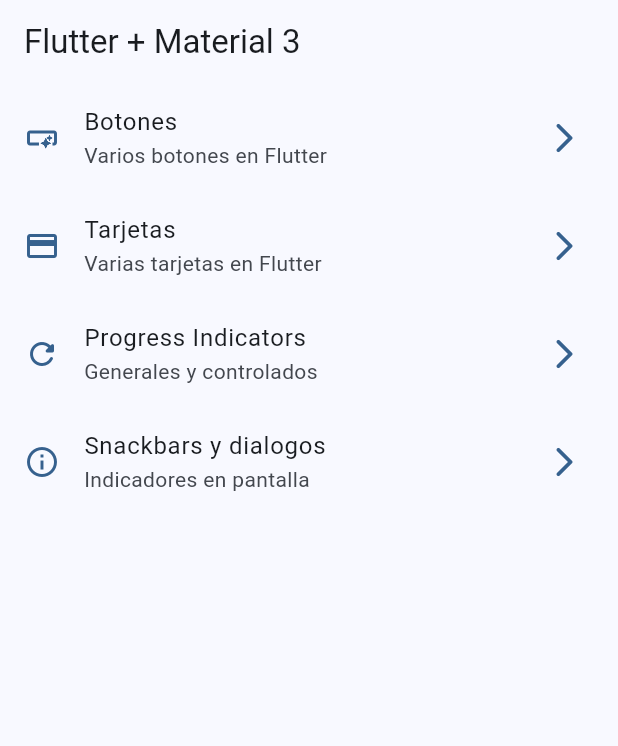
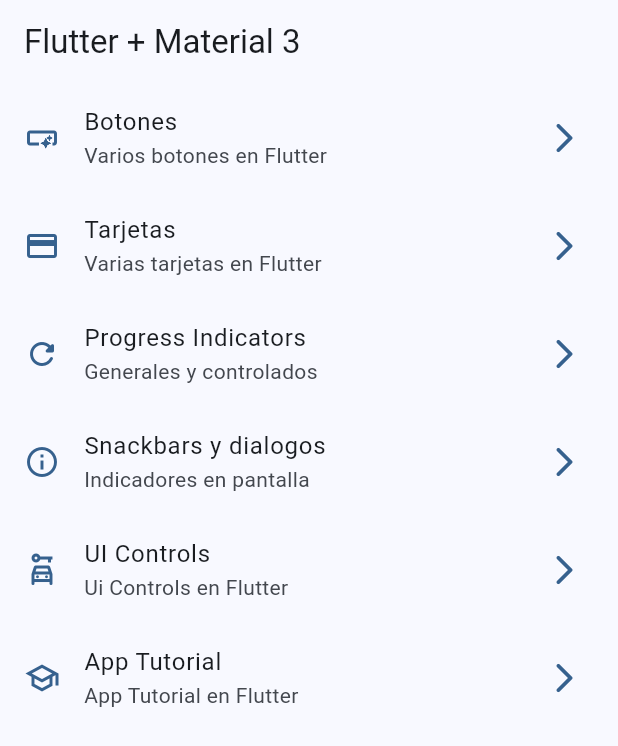
Before and after one commit to jhomen11/widgets_app_flutter, a Flutter app: the screen it shows after launch, on a phone screen of 412 x 824 dp. Shown: the top 746 px of the screen. Run offline on Flutter 3.47's test engine with Material 3 defaults, Android fonts, the phone set to English and light mode, and no system bars; our stand-ins replace go_router.

Commit message:
Ui controls and images added

```diff
--- a/lib/config/menu/menu_item.dart
+++ b/lib/config/menu/menu_item.dart
@@ -35,4 +35,14 @@ class MenuItem {
         subTitle: 'Indicadores en pantalla',
         link: '/snackbars',
         icon: Icons.info_outline),
+
+    MenuItem(title: 'UI Controls',
+        subTitle: 'Ui Controls en Flutter',
+        link: '/ui-controls',
+        icon: Icons.car_rental_outlined),
+
+    MenuItem(title: 'App Tutorial',
+        subTitle: 'App Tutorial en Flutter',
+        link: '/app-tutorial',
+        icon: Icons.school_outlined),
   ];
--- a/lib/config/router/app_router.dart
+++ b/lib/config/router/app_router.dart
@@ -31,5 +31,15 @@ final appRouter = GoRouter(
       name: SnackBarScreen.name,
       builder: (context, state) => const SnackBarScreen(),
     ),
+    GoRoute(
+      path: '/ui-controls',
+      name: UiControlsScreen.name,
+      builder: (context, state) => const UiControlsScreen(),
+    ),
+    GoRoute(
+      path: '/app-tutorial',
+      name: AppTutorialScreen.name,
+      builder: (context, state) => const AppTutorialScreen(),
+    ),
   ],
 );
--- a/pubspec.yaml
+++ b/pubspec.yaml
@@ -18,3 +18,6 @@ dev_dependencies:
 
 flutter:
   uses-material-design: true
+
+assets:
+  - assets/images/
```
Also changed, not shown: lib/presentation/screen/ui_controls/ui_controls_screen.dart (+100 -1 lines), assets/Images/1.png (added), assets/Images/2.png (added), assets/Images/3.png (added), assets/Images/jar-loading.gif (added).
